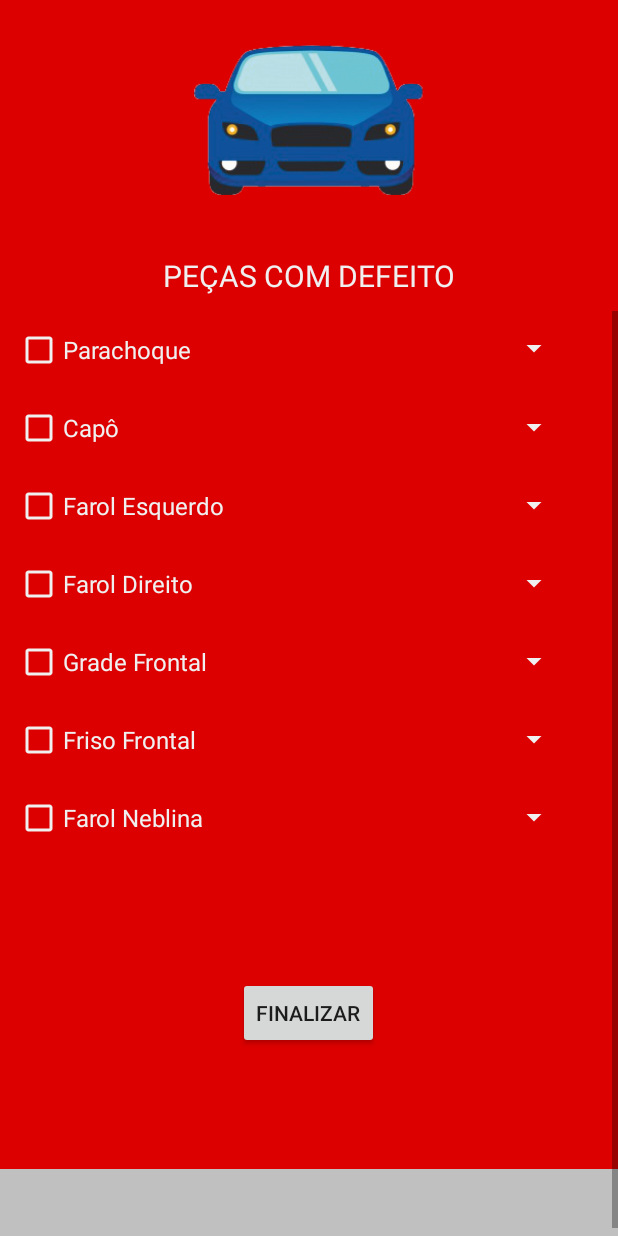
After one commit to danilocarrasco/EletrosKill, an Android app: the CarroFrente screen opened directly, with no data from a screen before it, on a phone screen of 412 x 824 dp. The commit adds this screen. Run offline under Robolectric (Android 15) with nearby library versions, the phone set to English and light mode, and no system bars.

Commit message:
versão 20-03

```diff
--- a/app/src/main/AndroidManifest.xml
+++ b/app/src/main/AndroidManifest.xml
@@ -3,6 +3,7 @@
     package="com.example.autentic">
 
     <uses-permission android:name="android.permission.ACCESS_NETWORK_STATE" />
+
     <application
         android:allowBackup="true"
         android:icon="@mipmap/icone"
@@ -10,7 +11,8 @@
         android:roundIcon="@mipmap/icone_foreground"
         android:supportsRtl="true"
         android:theme="@style/AppTheme">
-        <activity android:name=".Activity.PecasDefeito"></activity>
+        <activity android:name=".Activity.CarroFrente"></activity>
+        <activity android:name=".Activity.PecasDefeito" />
         <activity android:name=".Activity.CadastroVeiculo" />
         <activity android:name=".Activity.Qrcode" />
         <activity android:name=".Activity.MainActivity" />
--- a/app/src/main/java/com/example/autentic/Activity/Cadastro.java
+++ b/app/src/main/java/com/example/autentic/Activity/Cadastro.java
@@ -16,6 +16,8 @@ import com.google.android.gms.tasks.OnCompleteListener;
 import com.google.android.gms.tasks.Task;
 import com.google.firebase.auth.AuthResult;
 import com.google.firebase.auth.FirebaseAuth;
+
+import java.util.concurrent.Delayed;
 
 public class Cadastro extends AppCompatActivity implements View.OnClickListener {
 
@@ -111,6 +113,8 @@ public class Cadastro extends AppCompatActivity implements View.OnClickListener
                 if(task.isSuccessful()){
 
                     Toast.makeText(getBaseContext(), "Cadastro realizado com sucesso!", Toast.LENGTH_LONG).show();
+                    Intent voltar = new Intent(Cadastro.this, MainActivity.class);
+                    startActivity(voltar);
 
 
                 }else {
--- a/app/src/main/java/com/example/autentic/Activity/CadastroVeiculo.java
+++ b/app/src/main/java/com/example/autentic/Activity/CadastroVeiculo.java
@@ -43,7 +43,7 @@ public class CadastroVeiculo extends AppCompatActivity implements View.OnClickLi
         Marca = findViewById(R.id.spMarca);
         ArrayAdapter<CharSequence> adapterMarca = ArrayAdapter.createFromResource(this, R.array.bootstrap_dropdown_Marca, R.layout.spinner_colors);
         Marca.setAdapter(adapterMarca);
-        Marca.getBackground().setColorFilter(parseColor("#f0f0f0"), PorterDuff.Mode.SRC_ATOP);
+        Marca.getBackground().setColorFilter(parseColor("White"), PorterDuff.Mode.SRC_ATOP);
         adapterMarca.setDropDownViewResource(R.layout.spinner_dropdown_colors);
 
         Modelo = findViewById(R.id.spModelo);
@@ -74,8 +74,6 @@ public class CadastroVeiculo extends AppCompatActivity implements View.OnClickLi
 
                 Intent intent = new Intent(this, PecasDefeito.class);
                 startActivity(intent);
-                finish();
-
                 break;
 
 
--- /dev/null
+++ b/app/src/main/java/com/example/autentic/Activity/CarroFrente.java
@@ -0,0 +1,138 @@
+package com.example.autentic.Activity;
+
+import android.graphics.PorterDuff;
+import android.support.v7.app.AppCompatActivity;
+import android.os.Bundle;
+import android.view.View;
+import android.view.WindowManager;
+import android.widget.ArrayAdapter;
+import android.widget.Button;
+import android.widget.CheckBox;
+import android.widget.Spinner;
+import android.widget.TextView;
+
+import com.example.autentic.R;
+
+import static android.graphics.Color.parseColor;
+
+public class CarroFrente extends AppCompatActivity {
+
+    Spinner SerP;
+    Spinner SerCapo;
+    Spinner SerLE;
+    Spinner SerLD;
+    Spinner SerGF;
+    Spinner SerFF;
+    Spinner SerFN;
+
+    Button Finaliza;
+
+    CheckBox P;
+    CheckBox C;
+    CheckBox LE;
+    CheckBox LD;
+    CheckBox GF;
+    CheckBox FF;
+    CheckBox FN;
+
+    TextView Resultado;
+
+    int Conta;
+
+    @Override
+    protected void onCreate(Bundle savedInstanceState) {
+        super.onCreate(savedInstanceState);
+        setContentView(R.layout.activity_carro_frente);
+
+        getSupportActionBar().hide();
+        getWindow().setFlags(WindowManager.LayoutParams.FLAG_FULLSCREEN, WindowManager.LayoutParams.FLAG_FULLSCREEN);
+
+        SerP = findViewById(R.id.SParachoque);
+        ArrayAdapter<CharSequence> adapterP = ArrayAdapter.createFromResource(this, R.array.Serviço, R.layout.spinner_colors);
+        SerP.setAdapter(adapterP);
+        SerP.getBackground().setColorFilter(parseColor("#f0f0f0"), PorterDuff.Mode.SRC_ATOP);
+        adapterP.setDropDownViewResource(R.layout.spinner_dropdown_colors);
+
+        SerCapo = findViewById(R.id.SCapo);
+        ArrayAdapter<CharSequence> adapterC = ArrayAdapter.createFromResource(this, R.array.Serviço, R.layout.spinner_colors);
+        SerCapo.setAdapter(adapterC);
+        SerCapo.getBackground().setColorFilter(parseColor("#f0f0f0"), PorterDuff.Mode.SRC_ATOP);
+        adapterC.setDropDownViewResource(R.layout.spinner_dropdown_colors);
+
+        SerLE = findViewById(R.id.SFarolEsquerda);
+        ArrayAdapter<CharSequence> adapterLE = ArrayAdapter.createFromResource(this, R.array.Serviço, R.layout.spinner_colors);
+        SerLE.setAdapter(adapterLE);
+        SerLE.getBackground().setColorFilter(parseColor("#f0f0f0"), PorterDuff.Mode.SRC_ATOP);
+        adapterLE.setDropDownViewResource(R.layout.spinner_dropdown_colors);
+
+        SerLD = findViewById(R.id.SFarolDireita);
+        ArrayAdapter<CharSequence> adapterLD = ArrayAdapter.createFromResource(this, R.array.Serviço, R.layout.spinner_colors);
+        SerLD.setAdapter(adapterLD);
+        SerLD.getBackground().setColorFilter(parseColor("#f0f0f0"), PorterDuff.Mode.SRC_ATOP);
+        adapterLD.setDropDownViewResource(R.layout.spinner_dropdown_colors);
+
+        SerGF = findViewById(R.id.SGradeFrontal);
+        ArrayAdapter<CharSequence> adapterGF = ArrayAdapter.createFromResource(this, R.array.Serviço, R.layout.spinner_colors);
+        SerGF.setAdapter(adapterGF);
+        SerGF.getBackground().setColorFilter(parseColor("#f0f0f0"), PorterDuff.Mode.SRC_ATOP);
+        adapterGF.setDropDownViewResource(R.layout.spinner_dropdown_colors);
+
+        SerFF = findViewById(R.id.SFriso);
+        ArrayAdapter<CharSequence> adapterFF = ArrayAdapter.createFromResource(this, R.array.Serviço, R.layout.spinner_colors);
+        SerFF.setAdapter(adapterFF);
+        SerFF.getBackground().setColorFilter(parseColor("#f0f0f0"), PorterDuff.Mode.SRC_ATOP);
+        adapterFF.setDropDownViewResource(R.layout.spinner_dropdown_colors);
+
+        SerFN = findViewById(R.id.SFarolNeblina);
+        ArrayAdapter<CharSequence> adapterFN = ArrayAdapter.createFromResource(this, R.array.Serviço, R.layout.spinner_colors);
+        SerFN.setAdapter(adapterFN);
+        SerFN.getBackground().setColorFilter(parseColor("#f0f0f0"), PorterDuff.Mode.SRC_ATOP);
+        adapterFN.setDropDownViewResource(R.layout.spinner_dropdown_colors);
+
+        Resultado = (TextView) findViewById(R.id.ver_checkbox);
+
+        Finaliza = (Button) findViewById(R.id.btFinalizar);
+        Finaliza.setOnClickListener(new View.OnClickListener() {
+            @Override
+            public void onClick(View v) {
+
+                Resultado.setText("");
+                Conta = 0;
+
+                if (P.isChecked()) {
+                    Conta = Conta + 10;
+                }
+                if (C.isChecked()) {
+                    Conta = Conta + 20;
+                }
+                if (LE.isChecked()) {
+                    Conta = Conta + 30;
+                }
+                if (LD.isChecked()) {
+                    Conta = Conta + 40;
+                }
+                if (GF.isChecked()) {
+                    Conta = Conta + 50;
+                }
+                if (FF.isChecked()) {
+                    Conta = Conta + 60;
+                }
+                if (FN.isChecked()) {
+                    Conta = Conta + 70;
+                }
+
+                Resultado.setText(Integer.toString(Conta));
+            }
+        });
+
+
+        P = (CheckBox) findViewById(R.id.cbParachoque);
+        C = (CheckBox) findViewById(R.id.cbCapo);
+        LE = (CheckBox) findViewById(R.id.cbFarolEsquerda);
+        LD = (CheckBox) findViewById(R.id.cbFarolDireita);
+        GF = (CheckBox) findViewById(R.id.cbGradeFrontal);
+        FF = (CheckBox) findViewById(R.id.cbFriso);
+        FN = (CheckBox) findViewById(R.id.cbFarolNeblina);
+
+    }
+}
--- a/app/src/main/java/com/example/autentic/Activity/MainActivity.java
+++ b/app/src/main/java/com/example/autentic/Activity/MainActivity.java
@@ -54,7 +54,6 @@ public class MainActivity extends AppCompatActivity implements View.OnClickListe
         btnRedefine.setOnClickListener(this);
 
     }
-
 
     @Override
     public void onClick(View view) {
--- a/app/src/main/res/layout-v26/activity_cadastro_veiculo.xml
+++ b/app/src/main/res/layout-v26/activity_cadastro_veiculo.xml
@@ -94,6 +94,7 @@
             android:background="#c0c0c0"
             android:hint="XXX"
             android:inputType="textCapCharacters"
+            android:maxLength="3"
             app:bootstrapBrand="regular"
             app:bootstrapSize="xl"
             app:roundedCorners="true"
@@ -127,6 +128,7 @@
             android:background="#c0c0c0"
             android:hint="0000"
             android:inputType="number"
+            android:maxLength="4"
             app:bootstrapBrand="regular"
             app:bootstrapSize="xl"
             app:roundedCorners="true"
--- /dev/null
+++ b/app/src/main/res/layout/activity_carro_frente.xml
@@ -0,0 +1,235 @@
+<?xml version="1.0" encoding="utf-8"?>
+<LinearLayout xmlns:android="http://schemas.android.com/apk/res/android"
+    xmlns:tools="http://schemas.android.com/tools"
+    android:layout_width="match_parent"
+    android:layout_height="match_parent"
+    android:background="#DD0000"
+    android:orientation="vertical"
+    tools:context=".Activity.Qrcode">
+
+    <LinearLayout
+        android:layout_width="match_parent"
+        android:layout_height="wrap_content">
+
+        <ImageView
+            android:layout_width="match_parent"
+            android:layout_height="100dp"
+            android:layout_gravity="center"
+            android:layout_margin="30dp"
+            android:src="@drawable/carrofrente" />
+    </LinearLayout>
+
+    <LinearLayout
+        android:layout_width="match_parent"
+        android:layout_height="wrap_content"
+        android:layout_gravity="center"
+        android:orientation="vertical">
+
+        <TextView
+            android:layout_width="match_parent"
+            android:layout_height="wrap_content"
+            android:layout_margin="10dp"
+            android:text="PEÇAS COM DEFEITO"
+            android:textAlignment="center"
+            android:textColor="#f0f0f0"
+            android:textSize="20dp" />
+    </LinearLayout>
+
+    <ScrollView
+        android:layout_width="match_parent"
+        android:layout_height="wrap_content">
+
+        <LinearLayout
+            android:layout_width="match_parent"
+            android:layout_height="wrap_content"
+            android:orientation="vertical">
+
+            <LinearLayout
+                android:layout_width="match_parent"
+                android:layout_height="wrap_content"
+                android:orientation="horizontal">
+
+                <CheckBox
+                    android:id="@+id/cbParachoque"
+                    android:layout_width="180dp"
+                    android:layout_height="wrap_content"
+                    android:layout_margin="10dp"
+                    android:buttonTint="#f0f0f0"
+                    android:outlineAmbientShadowColor="#00ff00"
+                    android:outlineSpotShadowColor="#ff00ff"
+                    android:text="Parachoque"
+                    android:textColor="#f0f0f0"
+                    android:textSize="16dp"
+                    android:layout_gravity="center_vertical"
+                    android:gravity="center_vertical" />
+
+                <Spinner
+                    android:id="@+id/SParachoque"
+                    android:layout_width="180dp"
+                    android:layout_height="wrap_content" />
+
+            </LinearLayout>
+
+            <LinearLayout
+                android:layout_width="match_parent"
+                android:layout_height="wrap_content"
+                android:orientation="horizontal">
+
+                <CheckBox
+                    android:id="@+id/cbCapo"
+                    android:layout_width="180dp"
+                    android:layout_height="wrap_content"
+                    android:layout_margin="10dp"
+                    android:buttonTint="#f0f0f0"
+                    android:text="Capô"
+                    android:textColor="#f0f0f0"
+                    android:textSize="16dp"
+                    android:layout_gravity="center_vertical"
+                    android:gravity="center_vertical" />
+
+                <Spinner
+                    android:id="@+id/SCapo"
+                    android:layout_width="180dp"
+                    android:layout_height="wrap_content"
+                    android:layout_gravity="center" />
+            </LinearLayout>
+
+            <LinearLayout
+                android:layout_width="match_parent"
+                android:layout_height="wrap_content"
+                android:orientation="horizontal">
+
+                <CheckBox
+                    android:id="@+id/cbFarolEsquerda"
+                    android:layout_width="180dp"
+                    android:layout_height="wrap_content"
+                    android:layout_margin="10dp"
+                    android:buttonTint="#f0f0f0"
+                    android:text="Farol Esquerdo"
+                    android:textColor="#f0f0f0"
+                    android:textSize="16dp"
+                    android:layout_gravity="center_vertical"
+                    android:gravity="center_vertical" />
+
+                <Spinner
+                    android:id="@+id/SFarolEsquerda"
+                    android:layout_width="180dp"
+                    android:layout_height="wrap_content"
+                    android:layout_gravity="center" />
+            </LinearLayout>
+
+            <LinearLayout
+                android:layout_width="match_parent"
+                android:layout_height="wrap_content"
+                android:orientation="horizontal">
+
+                <CheckBox
+                    android:id="@+id/cbFarolDireita"
+                    android:layout_width="180dp"
+                    android:layout_height="wrap_content"
+                    android:layout_margin="10dp"
+                    android:buttonTint="#f0f0f0"
+                    android:text="Farol Direito"
+                    android:textColor="#f0f0f0"
+                    android:textSize="16dp"
+                    android:layout_gravity="center_vertical"
+                    android:gravity="center_vertical" />
+
+                <Spinner
+                    android:id="@+id/SFarolDireita"
+                    android:layout_width="180dp"
+                    android:layout_height="wrap_content"
+                    android:layout_gravity="center" />
+            </LinearLayout>
+
+            <LinearLayout
+                android:layout_width="match_parent"
+                android:layout_height="wrap_content"
+                android:orientation="horizontal">
+
+                <CheckBox
+                    android:id="@+id/cbGradeFrontal"
+                    android:layout_width="180dp"
+                    android:layout_height="wrap_content"
+                    android:layout_margin="10dp"
+                    android:buttonTint="#f0f0f0"
+                    android:text="Grade Frontal"
+                    android:textColor="#f0f0f0"
+                    android:textSize="16dp"
+                    android:layout_gravity="center_vertical"
+                    android:gravity="center_vertical" />
+
+                <Spinner
+                    android:id="@+id/SGradeFrontal"
+                    android:layout_width="180dp"
+                    android:layout_height="wrap_content"
+                    android:layout_gravity="center" />
+            </LinearLayout>
+
+            <LinearLayout
+                android:layout_width="match_parent"
+                android:layout_height="wrap_content"
+                android:orientation="horizontal">
+
+                <CheckBox
+                    android:id="@+id/cbFriso"
+                    android:layout_width="180dp"
+                    android:layout_height="wrap_content"
+                    android:layout_margin="10dp"
+                    android:buttonTint="#f0f0f0"
+                    android:text="Friso Frontal"
+                    android:textColor="#f0f0f0"
+                    android:textSize="16dp"
+                    android:layout_gravity="center_vertical"
+                    android:gravity="center_vertical" />
+
+                <Spinner
+                    android:id="@+id/SFriso"
+                    android:layout_width="180dp"
+                    android:layout_height="wrap_content"
+                    android:layout_gravity="center" />
+            </LinearLayout>
+
+            <LinearLayout
+                android:layout_width="match_parent"
+                android:layout_height="wrap_content"
+                android:orientation="horizontal">
+
+                <CheckBox
+                    android:id="@+id/cbFarolNeblina"
+                    android:layout_width="180dp"
+                    android:layout_height="wrap_content"
+                    android:layout_margin="10dp"
+                    android:buttonTint="#f0f0f0"
+                    android:text="Farol Neblina"
+                    android:textColor="#f0f0f0"
+                    android:textSize="16dp"
+                    android:layout_gravity="center_vertical"
+                    android:gravity="center_vertical" />
+
+                <Spinner
+                    android:id="@+id/SFarolNeblina"
+                    android:layout_width="180dp"
+                    android:layout_height="wrap_content"
+                    android:layout_gravity="center" />
+            </LinearLayout>
+
+            <Button
+                android:id="@+id/btFinalizar"
+                style="@style/Animation.AppCompat.DropDownUp"
+                android:layout_width="wrap_content"
+                android:layout_height="wrap_content"
+                android:layout_gravity="center"
+                android:layout_margin="80dp"
+                android:text="FINALIZAR" />
+
+            <TextView
+                android:id="@+id/ver_checkbox"
+                android:layout_width="match_parent"
+                android:layout_height="50dp"
+                android:layout_gravity="center"
+                android:background="#c0c0c0"
+                android:textSize="16dp" />
+        </LinearLayout>
+    </ScrollView>
+</LinearLayout>
--- a/app/src/main/res/layout/activity_pecas_defeito.xml
+++ b/app/src/main/res/layout/activity_pecas_defeito.xml
@@ -31,8 +31,8 @@
     <TextView
         android:layout_width="match_parent"
         android:layout_height="wrap_content"
-        android:text="LISTA DE PEÇAS COM DEFEITO"
-        android:textColor="#c0c0c0"
+        android:text="SELECIONE A PARTE DO CARRO"
+        android:textColor="#f0f0f0"
         android:textAlignment="center"
         android:textSize="20dp" />
 
--- a/app/src/main/res/layout/spinner_colors.xml
+++ b/app/src/main/res/layout/spinner_colors.xml
@@ -7,10 +7,12 @@
     android:layout_height="50dp"
     android:textColorHint="#c0c0c0"
     android:layout_width="match_parent"
-    android:textSize="20dp"
+    android:textSize="16dp"
     android:textColor="#F0F0F0"
     android:shadowColor="#c0c0c0"
     android:padding="10dp"
     android:text="Preencha"
-    android:background="#dd0000">
+    android:background="#dd0000"
+    android:layout_gravity="center_vertical"
+    android:gravity="center_vertical">
 </TextView>
--- a/app/src/main/res/layout/spinner_dropdown_colors.xml
+++ b/app/src/main/res/layout/spinner_dropdown_colors.xml
@@ -8,7 +8,9 @@
     android:ellipsize="marquee"
     android:textColor="#000000"
     android:background="#F0F0F0"
+    android:textSize="16dp"
+    android:layout_margin="20dp"
     android:padding="10dp"
-    android:textSize="20dp"
-    android:layout_margin="20dp">
+    android:layout_gravity="center_vertical"
+    android:gravity="center_vertical">
 </CheckedTextView>
--- a/app/src/main/res/values/strings.xml
+++ b/app/src/main/res/values/strings.xml
@@ -2,6 +2,7 @@
     <string name="app_name">Velcar Cadastro de Veículo</string>
 
     <string-array name="bootstrap_dropdown_Marca">
+        <item> </item>
         <item>Renault</item>
         <item>Fiat</item>
         <item>Chevrolet</item>
@@ -9,6 +10,7 @@
     </string-array>
 
     <string-array name="bootstrap_dropdown_Modelo">
+        <item> </item>
         <item>Sandero</item>
         <item>Siena</item>
         <item>Monza</item>
@@ -16,6 +18,7 @@
     </string-array>
 
     <string-array name="bootstrap_dropdown_Cor">
+        <item> </item>
         <item>Preto</item>
         <item>Prata</item>
         <item>Branco</item>
@@ -23,8 +26,21 @@
     </string-array>
 
     <string-array name="bootstrap_dropdown_Pintura">
+        <item> </item>
         <item>Sólida</item>
         <item>Metalizada</item>
         <item>Perolizada</item>
     </string-array>
+
+    <string-array name="Serviço">
+        <item> </item>
+        <item>Amassado</item>
+        <item>Arranhado</item>
+        <item>Quebrado</item>
+        <item>Recuperação</item>
+        <item>Martelinho</item>
+        <item>Pintura</item>
+        <item>Polimento</item>
+        <item>Outros</item>
+    </string-array>
 </resources>
```
Also changed, not shown: app/src/main/java/com/example/autentic/Activity/PecasDefeito.java (+27 -1 lines), app/src/main/res/layout/activity_cadastro_veiculo.xml (+110 -105 lines).
